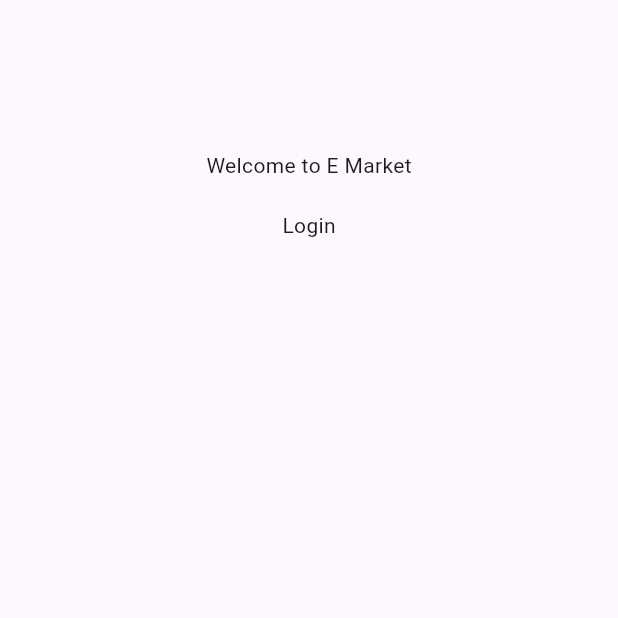
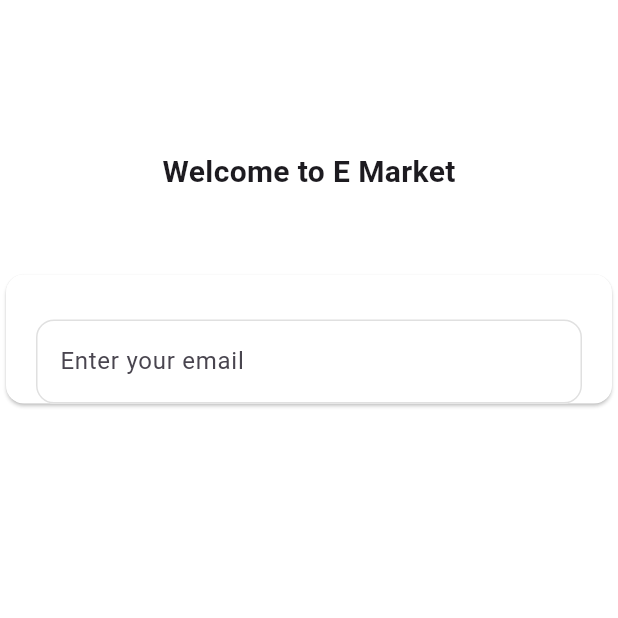
Before and after one commit to Abdelrahmanhani13/E_Market, a Flutter app: the screen it shows after launch, on a phone screen of 412 x 824 dp, the top half of it. Run offline on Flutter 3.47's test engine with Material 3 defaults, Android fonts, the phone set to English and light mode, and no system bars; our stand-ins replace gap, go_router.

Commit message:
create custom text field

```diff
--- a/lib/features/auth/presentation/views/login_view.dart
+++ b/lib/features/auth/presentation/views/login_view.dart
@@ -7,13 +7,46 @@ class LoginView extends StatelessWidget {
   @override
   Widget build(BuildContext context) {
     return Scaffold(
+      backgroundColor: Colors.white,
       body: Center(
         child: Column(
           children: [
             Gap(100),
-            Text('Welcome to E Market'),
-            Gap(20),
-            Text('Login'),
+            Text(
+              'Welcome to E Market',
+              style: TextStyle(fontSize: 20, fontWeight: FontWeight.w600),
+            ),
+            Gap(50),
+            Card(
+              color: Colors.white,
+              child: Column(
+                children: [
+                  Gap(30),
+                  Padding(
+                    padding: const EdgeInsets.symmetric(horizontal: 20),
+                    child: TextFormField(
+                      // controller: _emailController,
+                      keyboardType: TextInputType.emailAddress,
+                      decoration: InputDecoration(
+                        hintText: 'Enter your email',
+                        border: OutlineInputBorder(
+                          borderRadius: BorderRadius.circular(12),
+                        ),
+                        enabledBorder: OutlineInputBorder(
+                          borderRadius: BorderRadius.circular(12),
+                          borderSide: BorderSide(color: Colors.grey[300]!),
+                        ),
+                        focusedBorder: OutlineInputBorder(
+                          borderRadius: BorderRadius.circular(12),
+                        ),
+                        filled: true,
+                        fillColor: Colors.white,
+                      ),
+                    ),
+                  ),
+                ],
+              ),
+            ),
           ],
         ),
       ),
```
Also changed, not shown: lib/core/widgets/custom_text_form_field.dart (added, +48 -0 lines).
